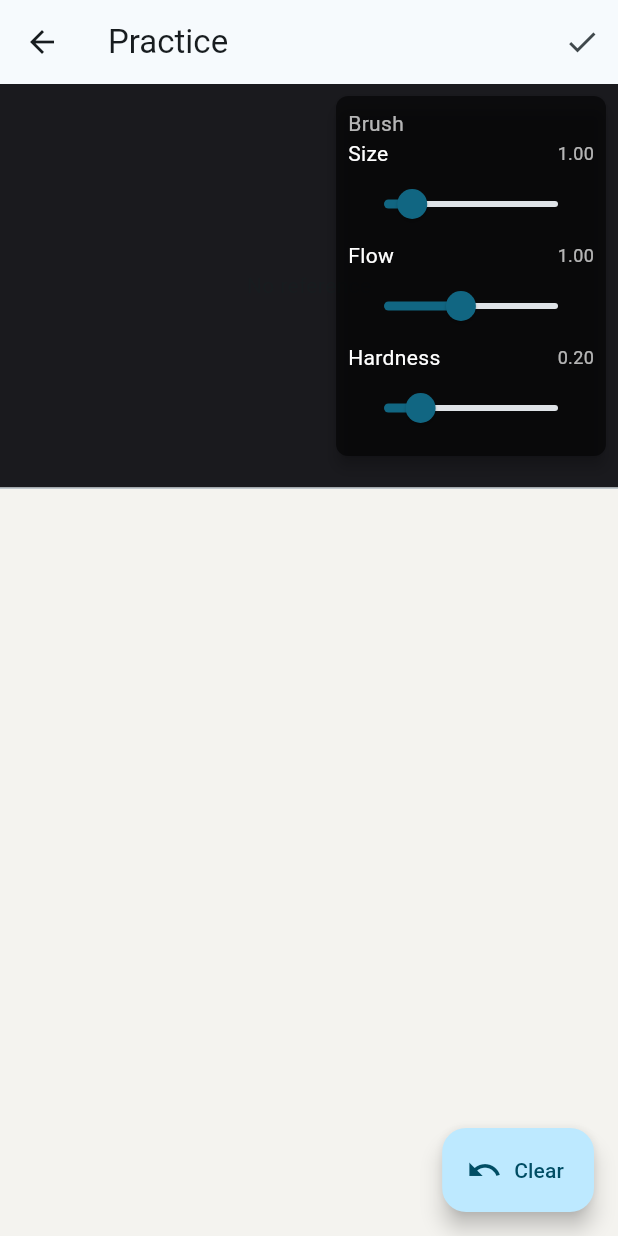
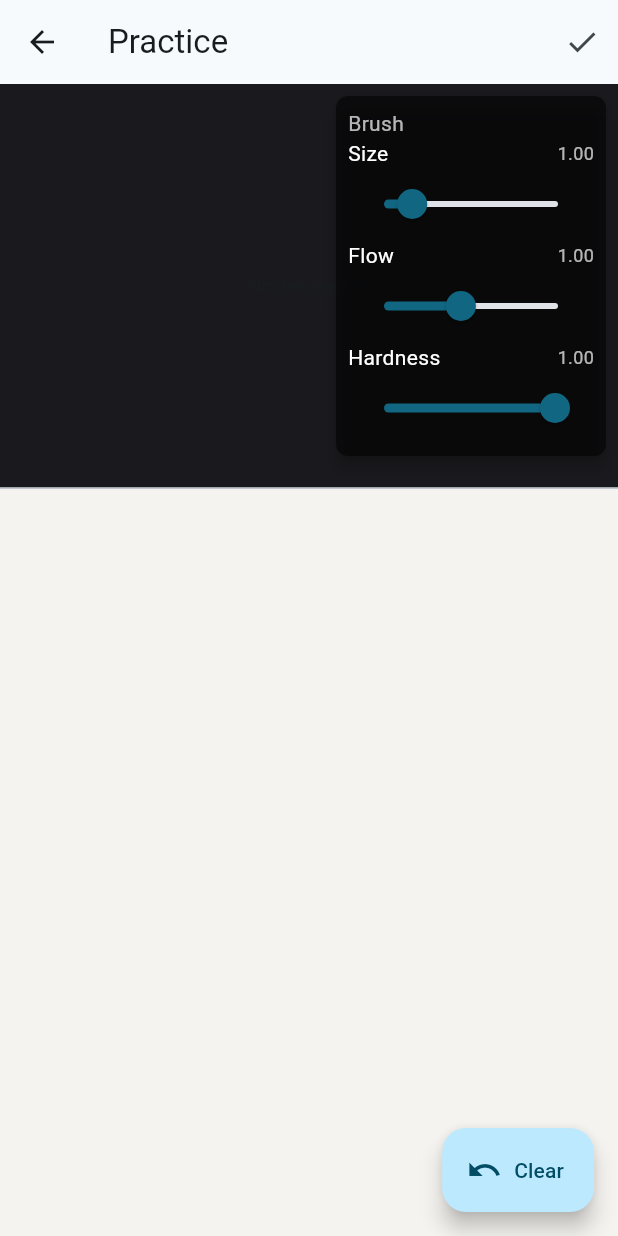
Before and after one commit to LEChaney/PoseTrainer, a Flutter app: the PracticeScreen screen opened directly with empty values, on a phone screen of 412 x 824 dp. Run offline on Flutter 3.47's test engine with Material 3 defaults, Android fonts, the light colour scheme and no system bars; network calls fail.

Commit message:
Update default brush parameters for better initial experience on ipad.

```diff
--- a/lib/screens/practice_screen.dart
+++ b/lib/screens/practice_screen.dart
@@ -504,7 +504,7 @@ class _BrushSliders extends StatefulWidget {
 class _BrushSlidersState extends State<_BrushSliders> {
   double _size = 1.0; // runtime size multiplier
   double _flow = 1.0; // runtime flow multiplier
-  double _hardness = 0.2; // initial matches params.hardness
+  double _hardness = 1.0; // initial matches params.hardness
   @override
   Widget build(BuildContext context) {
     // FLOW vs OPACITY NOTE:
--- a/lib/services/brush_engine.dart
+++ b/lib/services/brush_engine.dart
@@ -47,15 +47,15 @@ class BrushParams {
 
   const BrushParams({
     // Loose construction sketch defaults (SAI-like)
-    this.sizePx = 10,
-    this.spacing = 0.18,
-    this.flow = 0.65,
+    this.sizePx = 50.0,
+    this.spacing = 0.05,
+    this.flow = 1.0,
     this.minFlow = 0.05,
     this.maxFlowPressure = 0.85,
     this.minSizePct = 0.05,
     this.sizeGamma = 0.6,
     this.flowGamma = 1.0,
-    this.hardness = 0.2,
+    this.hardness = 1.0,
     this.opacity = 1.0,
     this.color = const ui.Color(0xFF111115),
   });
```
